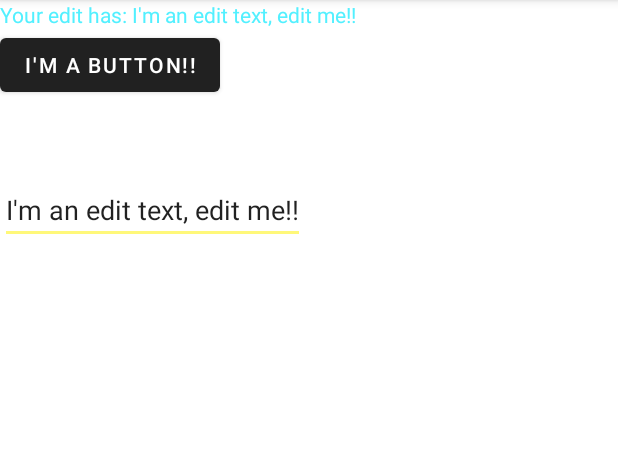
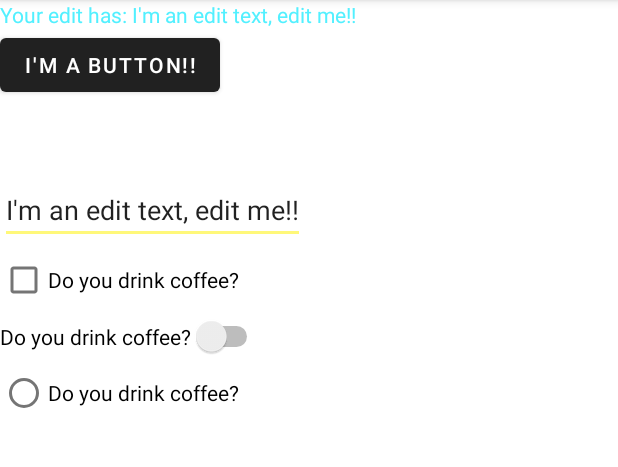
Before and after one commit to emiliodutra/Lab2, an Android app: the screen it shows after launch (MainActivity), after a tap on an icon or button, on a phone screen of 412 x 824 dp, the part 84-551 px from its top. Run offline under Robolectric (Android 15) with nearby library versions, the phone set to English and light mode, and no system bars.

Commit message:
5th Commit lab 2: at the end of part 5 of 6: added the buttons

```diff
--- a/app/src/main/java/com/data/MainViewModel.java
+++ b/app/src/main/java/com/data/MainViewModel.java
@@ -4,6 +4,7 @@ import androidx.lifecycle.MutableLiveData;
 import androidx.lifecycle.ViewModel;
 
 public class MainViewModel extends ViewModel {
-    public String editString;
-//    public MutableLiveData<String> editString = new MutableLiveData<>();
+
+    public MutableLiveData<String> editString = new MutableLiveData<>();
+    public MutableLiveData<Boolean> isSelected = new MutableLiveData<>();
 }
--- a/app/src/main/java/com/ui/MainActivity.java
+++ b/app/src/main/java/com/ui/MainActivity.java
@@ -1,13 +1,16 @@
 package com.ui;
 
 import androidx.appcompat.app.AppCompatActivity;
+import androidx.lifecycle.Observer;
 import androidx.lifecycle.ViewModelProvider;
 
 import android.os.Bundle;
 import android.view.View;
 import android.widget.Button;
+import android.widget.CompoundButton;
 import android.widget.EditText;
 import android.widget.TextView;
+import android.widget.Toast;
 
 import com.data.MainViewModel;
 import com.example.lab2.databinding.ActivityMainBinding;
@@ -30,10 +33,38 @@ public class MainActivity extends AppCompatActivity {
         EditText myedit = variableBinding.myedittext;
         String editString = myedit.getText().toString();
 
-        variableBinding.mybutton.setOnClickListener(click -> {
-            model.editString = variableBinding.myedittext.getText().toString();
-            mytext.setText("Your edit has: " + model.editString);//used mytext but could have used
-            //variableBinding.myText
+//        variableBinding.mybutton.setOnClickListener(click -> {
+//            model.editString = variableBinding.myedittext.getText().toString();
+//            mytext.setText("Your edit has: " + model.editString);//used mytext but could have used
+//            //variableBinding.myText
+//        });
+         variableBinding.mybutton.setOnClickListener(click -> {
+             model.editString.postValue(variableBinding.myedittext.getText().toString());
+         });
+         model.editString.observe(this, s -> {
+             mytext.setText("Your edit has: " + s);
+
+             });
+         model.isSelected.observe(this, selected -> {
+            variableBinding.checkBox.setChecked(selected);
+             variableBinding.radioButton.setChecked(selected);
+             variableBinding.switch1.setChecked(selected);
+         });
+
+        variableBinding.checkBox.setOnCheckedChangeListener((compoundButton, b) -> {
+            Toast.makeText(this, "The value is now " + b, Toast.LENGTH_SHORT).show();
+            variableBinding.radioButton.setChecked(b);
+            variableBinding.switch1.setChecked(b);
+        });
+        variableBinding.radioButton.setOnCheckedChangeListener((compoundButton, b) -> {
+            Toast.makeText(this, "The value is now " + b, Toast.LENGTH_SHORT).show();
+            variableBinding.checkBox.setChecked(b);
+            variableBinding.switch1.setChecked(b);
+        });
+        variableBinding.switch1.setOnCheckedChangeListener((compoundButton, b) -> {
+            Toast.makeText(this, "The value is now " + b, Toast.LENGTH_SHORT).show();
+            variableBinding.radioButton.setChecked(b);
+            variableBinding.radioButton.setChecked(b);
         });
     }
 }
--- a/app/src/main/res/layout/activity_main.xml
+++ b/app/src/main/res/layout/activity_main.xml
@@ -27,5 +27,23 @@
         android:text="@string/editmessage"
         android:hint="@string/hinttext"
         />
+    <CheckBox
+        android:id="@+id/checkBox"
+        android:layout_width="wrap_content"
+        android:layout_height="wrap_content"
+        android:text="@string/buttonText"
+        />
+    <Switch
+        android:id="@+id/switch1"
+        android:layout_width="wrap_content"
+        android:layout_height="wrap_content"
+        android:text="@string/buttonText"
+        />
+    <RadioButton
+        android:id="@+id/radioButton"
+        android:layout_width="wrap_content"
+        android:layout_height="wrap_content"
+        android:text="@string/buttonText"
+        />
 
 </LinearLayout>
--- a/app/src/main/res/values/strings.xml
+++ b/app/src/main/res/values/strings.xml
@@ -4,4 +4,5 @@
     <string name="string_button">I\'m a button!!</string>
     <string name="editmessage">I\'m an edit text, edit me!!</string>
     <string name="hinttext">Write something here</string>
+    <string name="buttonText">Do you drink coffee?</string>
 </resources>
```
